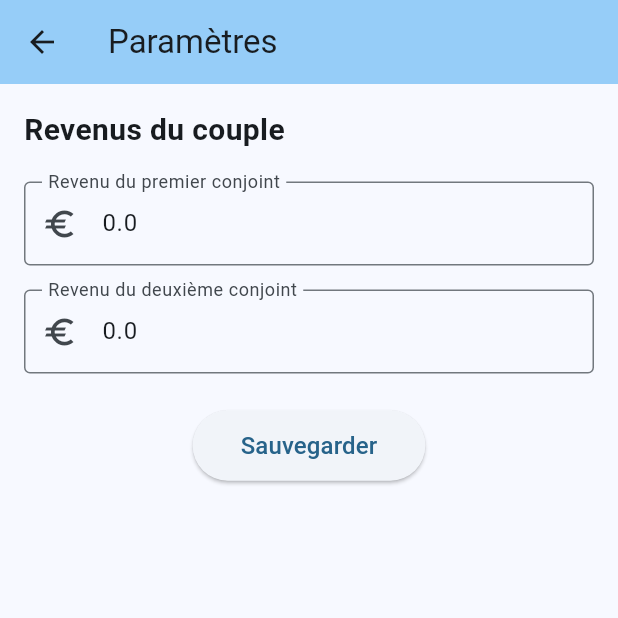
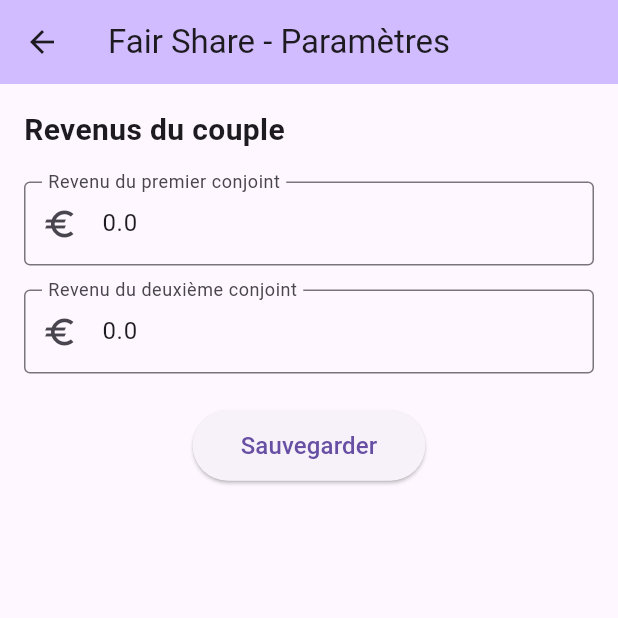
Before and after one commit to clementGilardy/fair-share, a Flutter app: the screen it shows after launch, after a tap on the "settings" icon, on a phone screen of 412 x 824 dp, the top half of it. Run offline on Flutter 3.47's test engine with Material 3 defaults, Android fonts, the phone set to English and light mode, and no system bars; our stand-ins replace shared_preferences; missing offline and left inert: toi_et_moi; statements that could not run were skipped.

Commit message:
feat: rename project into fair share

```diff
--- a/lib/app.dart
+++ b/lib/app.dart
@@ -1,7 +1,7 @@
 import 'package:flutter/material.dart';
 import 'package:toi_et_moi/theme/app_theme.dart';
-import 'screens/home/home_page.dart';
-import 'screens/settings/settings_page.dart';
+import 'screens/home/fair_share_home_page.dart';
+import 'screens/settings/fair_share_settings_page.dart';
 
 class MyApp extends StatelessWidget {
   const MyApp({super.key});
@@ -9,12 +9,12 @@ class MyApp extends StatelessWidget {
   @override
   Widget build(BuildContext context) {
     return MaterialApp(
-      title: 'Toi et Moi',
+      title: 'Fair Share',
       theme: AppTheme.themeData,
       initialRoute: '/',
       routes: {
-        '/': (context) => const MyHomePage(title: 'Toi & Moi'),
-        '/settings': (context) => const SettingsPage(),
+        '/': (context) => const FairShareHomePage(title: 'Fair Share'),
+        '/settings': (context) => const FairShareSettingsPage(),
       },
     );
   }
--- a/lib/screens/settings/settings_page.dart
+++ b/lib/screens/settings/fair_share_settings_page.dart
@@ -2,14 +2,14 @@ import 'package:flutter/material.dart';
 import 'package:flutter/services.dart';
 import 'package:shared_preferences/shared_preferences.dart';
 
-class SettingsPage extends StatefulWidget {
-  const SettingsPage({super.key});
+class FairShareSettingsPage extends StatefulWidget {
+  const FairShareSettingsPage({super.key});
 
   @override
-  State<SettingsPage> createState() => _SettingsPageState();
+  State<FairShareSettingsPage> createState() => _FairShareSettingsPageState();
 }
 
-class _SettingsPageState extends State<SettingsPage> {
+class _FairShareSettingsPageState extends State<FairShareSettingsPage> {
   final _formKey = GlobalKey<FormState>();
   final TextEditingController _revenu1Controller = TextEditingController();
   final TextEditingController _revenu2Controller = TextEditingController();
@@ -121,7 +121,7 @@ class _SettingsPageState extends State<SettingsPage> {
   Widget build(BuildContext context) {
     return Scaffold(
       appBar: AppBar(
-        title: const Text('Paramètres'),
+        title: const Text('Fair Share - Paramètres'),
         backgroundColor: Theme.of(context).colorScheme.inversePrimary,
       ),
       body: _isLoading
--- a/pubspec.yaml
+++ b/pubspec.yaml
@@ -1,4 +1,4 @@
-name: toi_et_moi
+name: fair_share
 description: "A new Flutter project."
 # The following line prevents the package from being accidentally published to
 # pub.dev using `flutter pub publish`. This is preferred for private packages.
```
Also changed, not shown: lib/screens/home/fair_share_home_page.dart (renamed from lib/screens/home/home_page.dart, +4 -4 lines), 1 other file.
